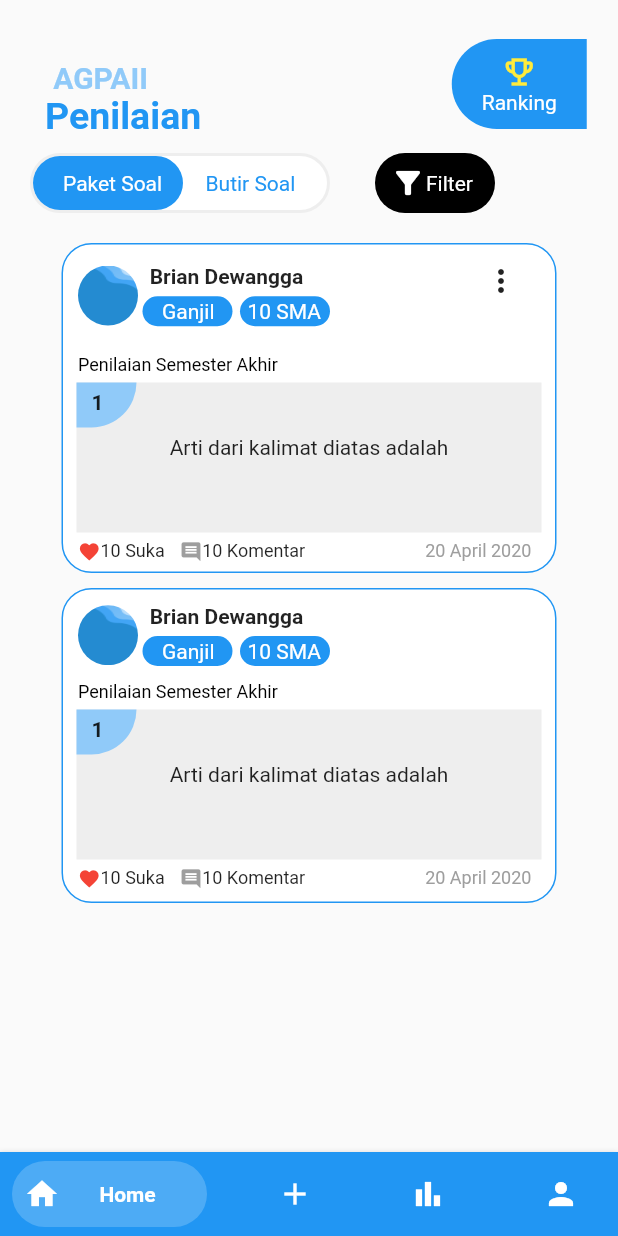
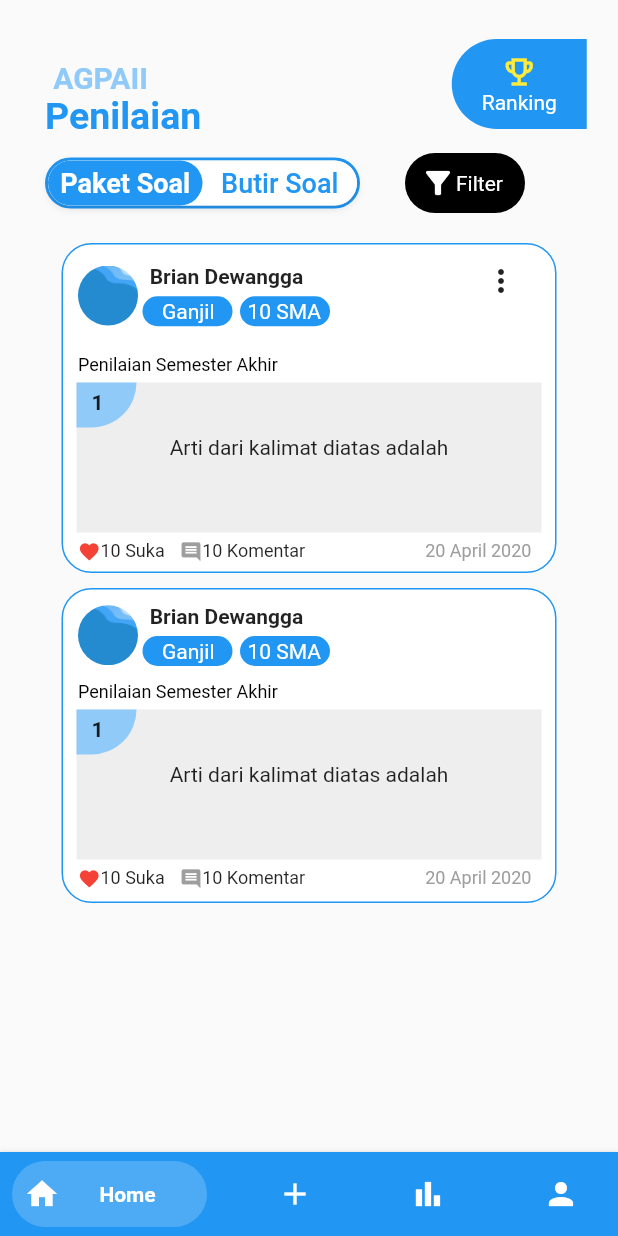
Before and after one commit to zulham724/flutter_penilaian, a Flutter app: the screen it shows after launch, after a tap on an icon or button, on a phone screen of 412 x 824 dp. Run offline on Flutter 3.47's test engine with Material 2 defaults, Android fonts, the phone set to English and light mode, and no system bars; drawn by our look-alikes of bottom_navy_bar, flutter_toggle_tab; our stand-ins replace bubble_bottom_bar, datetime_picker_formfield, flutter_switch, get, syncfusion_flutter_charts, toggle_switch.

Commit message:
perbaikan butir soal, paket soal, dan statistik

```diff
--- a/lib/app/modules/paket_soal/views/paket_soal_view.dart
+++ b/lib/app/modules/paket_soal/views/paket_soal_view.dart
@@ -1,6 +1,8 @@
 import 'package:flutter/material.dart';
 
 import 'package:get/get.dart';
+
+import 'package:flutter_toggle_tab/flutter_toggle_tab.dart';
 
 import 'package:bottom_navy_bar/bottom_navy_bar.dart';
 
@@ -157,50 +159,29 @@ class _MyHomePageState extends State<MyHomePage> {
             Row(
               children: [
                 Container(
-                  margin: EdgeInsets.only(left: 20),
-                  height: 40,
-                  width: 200,
+                  margin: EdgeInsets.only(left: 30),
                   decoration: BoxDecoration(
-                    color: Colors.white,
-                    border: Border.all(
-                      color: Colors.grey[200],
-                      width: 2
+                    border: Border.all(color: Colors.blue, width: 2),
+                    borderRadius: BorderRadius.circular(30)
+                  ),
+                  child: FlutterToggleTab(
+                    width: 50,
+                    borderRadius: 30,
+                    height: 30,
+                    selectedBackgroundColors: [Colors.blue],
+                    unSelectedBackgroundColors: [Colors.white],
+                    selectedTextStyle: TextStyle(
+                      color: Colors.white,
+                      fontSize: 18,
+                      fontWeight: FontWeight.w700
                     ),
-                    borderRadius: BorderRadius.all(
-                      Radius.circular(30)
-                    )
-                  ),
-                  child: Row(
-                    children: [
-                      Container(
-                        height: 40,
-                        width: 100,
-                        decoration: BoxDecoration(
-                          color: Colors.blue,
-                          borderRadius: BorderRadius.all(
-                            Radius.circular(30)
-                          )
-                        ),
-                        child: Container(
-                          margin: EdgeInsets.only(top: 10, left: 20),
-                          child: Text(
-                            'Paket Soal',
-                            style: TextStyle(
-                              color: Colors.white
-                            ),
-                          ),
-                        ),
-                      ),
-                      Container(
-                        margin: EdgeInsets.only(left: 15),
-                        child: Text(
-                          'Butir Soal',
-                          style: TextStyle(
-                            color: Colors.blue
-                          ),
-                        ),
-                      )
-                    ],
+                    unSelectedTextStyle: TextStyle(
+                      color: Colors.blue,
+                      fontSize: 18,
+                      fontWeight: FontWeight.w500
+                    ),
+                    labels: ["Paket Soal", "Butir Soal"],
+                    selectedLabelIndex: (index){},
                   ),
                 ),
                 Container(
--- a/pubspec.yaml
+++ b/pubspec.yaml
@@ -22,6 +22,8 @@ environment:
 
 dependencies:
   get: 4.1.4
+  flutter_toggle_tab: "^0.0.1+2"
+  toggle_switch: "^0.1.9"
   flutter_switch: ^0.0.2
   datetime_picker_formfield: ^2.0.0
   fl_chart: ^0.36.1
```
Also changed, not shown: lib/app/modules/butir_soal/views/butir_soal_view.dart (+23 -43 lines), lib/app/modules/ranking_2/views/ranking_2_view.dart (+32 -32 lines), pubspec.lock.
